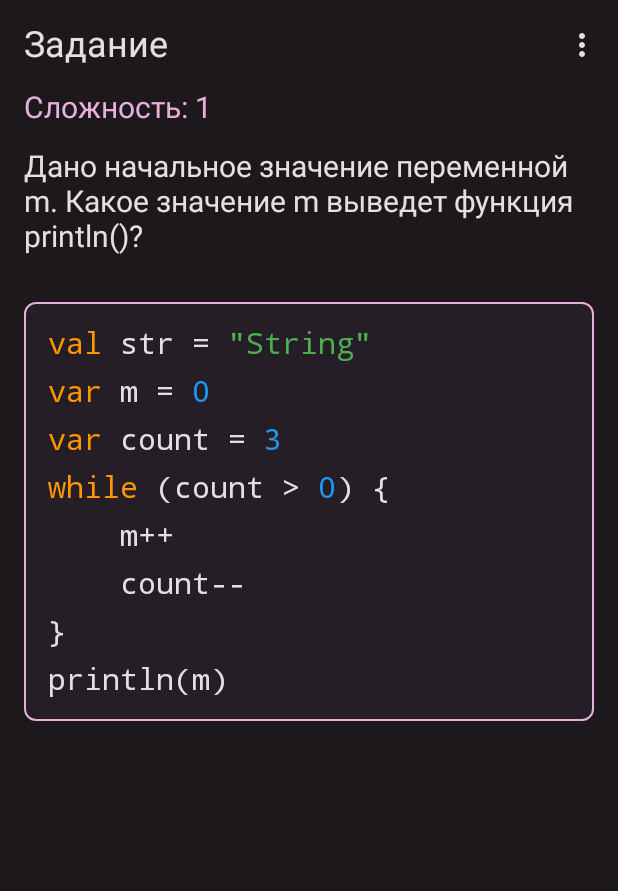
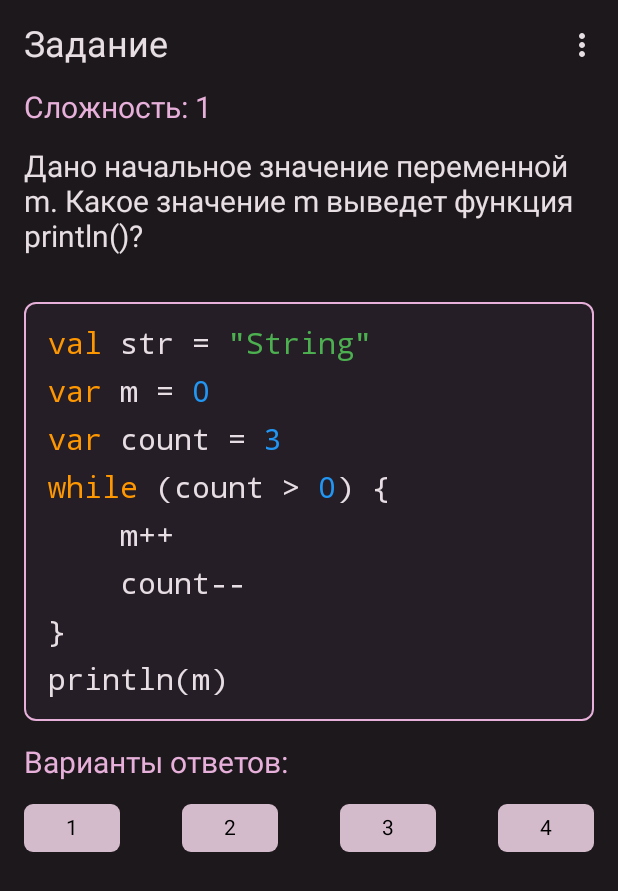
Before and after one commit to vladalexeco/Lazy_Programmer_Alarm_Clock, an Android app built with Jetpack Compose: the @Preview function AlarmTaskScreenPreview, on a phone screen of 412 x 824 dp. Shown: the top 891 px of the screen. Run offline under Robolectric (Android 15) with nearby library versions, the phone set to English and light mode, and no system bars.

Commit message:
Created views for AlarmTaskScreen

```diff
--- a/app/src/main/java/ru/vladalexeco/lazyprogrammer/core/util/util_functions/BuildColorString.kt
+++ b/app/src/main/java/ru/vladalexeco/lazyprogrammer/core/util/util_functions/BuildColorString.kt
@@ -1,7 +1,59 @@
 package ru.vladalexeco.lazyprogrammer.core.util.util_functions
 
+import androidx.compose.ui.graphics.Color
 import androidx.compose.ui.text.AnnotatedString
+import androidx.compose.ui.text.SpanStyle
+import androidx.compose.ui.text.buildAnnotatedString
+import androidx.compose.ui.text.withStyle
 
-fun buildColoredString(language: String): AnnotatedString {
-    return AnnotatedString(text = "Hello world")
+fun buildColoredString(language: String, codeText: String): AnnotatedString = buildAnnotatedString {
+
+    val languageKeywords = when {
+        language == "kotlin" -> listOf("val", "var", "fun", "class", "object", "interface",
+            "if", "else", "for", "while", "when", "do", "return", "break", "continue", "true",
+            "false", "null", "this", "super", "in", "is", "as", "try", "catch", "finally",
+            "throw", "import", "package", "out", "by", "constructor", "delegate",
+            "dynamic", "field", "file", "get", "set", "init", "lateinit", "data",
+            "sealed", "inner", "override", "abstract", "private", "protected",
+            "public", "open", "final", "vararg", "suspend", "inline", "noinline",
+            "crossinline", "reified", "typealias", "companion", "const", "operator",
+            "infix", "external", "tailrec", "enum", "annotation")
+
+        else -> emptyList()
+    }
+
+    val keywordRegex = Regex("\\b(${languageKeywords.joinToString("|")})\\b")
+    val stringLiteralRegex = Regex("(\"[^\"]*\"|'[^']*')")
+    val numberRegex = Regex("-?\\d+(\\.\\d+)?")
+
+    var lastIndex = 0
+
+    val matches = mutableListOf<MatchResult>()
+    matches.addAll(stringLiteralRegex.findAll(codeText))
+    matches.addAll(keywordRegex.findAll(codeText))
+    matches.addAll(numberRegex.findAll(codeText))
+
+    val sortedMatches = matches.distinctBy { it.range }.sortedBy { it.range.first }
+
+    sortedMatches.forEach { matchResult ->
+        append(codeText.substring(lastIndex, matchResult.range.first))
+
+        val style = when  {
+            keywordRegex.matches(matchResult.value) -> SpanStyle(color = Color(0xFFFF9800))
+            stringLiteralRegex.matches(matchResult.value) -> SpanStyle(color = Color(0xFF4CAF50))
+            numberRegex.matches(matchResult.value) -> SpanStyle(color = Color(0xFF2196F3))
+            else -> SpanStyle(color = Color(0xFFE6DEE3))
+        }
+
+        withStyle(style) {
+            append(matchResult.value)
+        }
+
+        lastIndex = matchResult.range.last + 1
+    }
+
+
+    if (lastIndex < codeText.length) {
+        append(codeText.substring(lastIndex))
+    }
 }
--- a/app/src/main/java/ru/vladalexeco/lazyprogrammer/presentation/ui/screens/AlarmTaskScreen.kt
+++ b/app/src/main/java/ru/vladalexeco/lazyprogrammer/presentation/ui/screens/AlarmTaskScreen.kt
@@ -26,11 +26,14 @@ import androidx.compose.ui.tooling.preview.Preview
 import androidx.compose.ui.unit.dp
 import androidx.compose.ui.unit.sp
 import ru.vladalexeco.lazyprogrammer.R
+import ru.vladalexeco.lazyprogrammer.core.util.util_functions.buildColoredString
 import ru.vladalexeco.lazyprogrammer.domain.AlarmTask
 import ru.vladalexeco.lazyprogrammer.presentation.ui.theme.AccentColor
 import ru.vladalexeco.lazyprogrammer.presentation.ui.theme.BackgroundColor
 import ru.vladalexeco.lazyprogrammer.presentation.ui.theme.CardColor
 import ru.vladalexeco.lazyprogrammer.presentation.ui.theme.MainTextColor
+import ru.vladalexeco.lazyprogrammer.presentation.ui.views.alarm_task_screen.ButtonChoice
+import ru.vladalexeco.lazyprogrammer.presentation.ui.views.alarm_task_screen.ButtonChoiceRow
 
 @Composable
 fun AlarmTaskScreen() {
@@ -49,54 +52,10 @@ fun AlarmTaskScreen() {
         complexity = 1
     )
 
-    val codeText = alarmTask.code
-
-    val annotatedCode = buildAnnotatedString {
-        val languageKeywords = listOf("val", "var", "fun", "class", "object", "interface", "if", "else", "for",
-            "while", "when", "do", "return", "break", "continue", "true", "false",
-            "null", "this", "super", "in", "is", "as", "try", "catch", "finally",
-            "throw", "import", "package", "out", "by", "constructor", "delegate",
-            "dynamic", "field", "file", "get", "set", "init", "lateinit", "data",
-            "sealed", "inner", "override", "abstract", "private", "protected",
-            "public", "open", "final", "vararg", "suspend", "inline", "noinline",
-            "crossinline", "reified", "typealias", "companion", "const", "operator",
-            "infix", "external", "tailrec", "enum", "annotation")
-
-        val keywordRegex = Regex("\\b(${languageKeywords.joinToString("|")})\\b")
-        val stringLiteralRegex = Regex("(\"[^\"]*\"|'[^']*')")
-        val numberRegex = Regex("-?\\d+(\\.\\d+)?")
-
-        var lastIndex = 0
-
-        val matches = mutableListOf<MatchResult>()
-        matches.addAll(stringLiteralRegex.findAll(codeText))
-        matches.addAll(keywordRegex.findAll(codeText))
-        matches.addAll(numberRegex.findAll(codeText))
-
-        val sortedMatches = matches.distinctBy { it.range }.sortedBy { it.range.first }
-
-        sortedMatches.forEach { matchResult ->
-            append(codeText.substring(lastIndex, matchResult.range.first))
-
-            val style = when  {
-                keywordRegex.matches(matchResult.value) -> SpanStyle(color = Color(0xFFFF9800)) // Оранжевый для ключевых слов
-                stringLiteralRegex.matches(matchResult.value) -> SpanStyle(color = Color(0xFF4CAF50)) // Зеленый для строковых литералов
-                numberRegex.matches(matchResult.value) -> SpanStyle(color = Color(0xFF2196F3))
-                else -> SpanStyle(color = Color(0xFFE6DEE3))
-            }
-
-            withStyle(style) {
-                append(matchResult.value)
-            }
-
-            lastIndex = matchResult.range.last + 1
-        }
-
-
-        if (lastIndex < codeText.length) {
-            append(codeText.substring(lastIndex))
-        }
-    }
+    val annotatedCode = buildColoredString(
+        language = "kotlin",
+        codeText = alarmTask.code
+    )
 
     Column(
         modifier = Modifier
@@ -159,6 +118,18 @@ fun AlarmTaskScreen() {
                 )
             )
         }
+
+        Text(
+            modifier = Modifier.padding(start = 16.dp, bottom = 16.dp),
+            text = "Варианты ответов:",
+            style = TextStyle(color = AccentColor, fontSize = 20.sp)
+        )
+
+        ButtonChoiceRow(
+            modifier = Modifier.padding(horizontal = 16.dp),
+            options = alarmTask.choiceOptions,
+            rightAnswerIndex = alarmTask.rightAnswer
+        )
     }
 }
 
--- /dev/null
+++ b/app/src/main/java/ru/vladalexeco/lazyprogrammer/presentation/ui/views/alarm_task_screen/ButtonChoiceRow.kt
@@ -0,0 +1,92 @@
+package ru.vladalexeco.lazyprogrammer.presentation.ui.views.alarm_task_screen
+
+import android.util.Log
+import androidx.compose.foundation.background
+import androidx.compose.foundation.clickable
+import androidx.compose.foundation.layout.Arrangement
+import androidx.compose.foundation.layout.Box
+import androidx.compose.foundation.layout.fillMaxWidth
+import androidx.compose.foundation.layout.size
+import androidx.compose.foundation.lazy.LazyRow
+import androidx.compose.foundation.lazy.itemsIndexed
+import androidx.compose.foundation.shape.RoundedCornerShape
+import androidx.compose.material3.Button
+import androidx.compose.material3.Text
+import androidx.compose.runtime.Composable
+import androidx.compose.ui.Alignment
+import androidx.compose.ui.Modifier
+import androidx.compose.ui.graphics.Color
+import androidx.compose.ui.tooling.preview.Preview
+import androidx.compose.ui.unit.Dp
+import androidx.compose.ui.unit.dp
+import ru.vladalexeco.lazyprogrammer.presentation.ui.theme.LightTextColor
+
+@Composable
+fun ButtonChoiceRow(
+    modifier: Modifier = Modifier,
+    options: List<String>,
+    rightAnswerIndex: Int
+) {
+    LazyRow(
+        modifier = modifier
+            .fillMaxWidth(),
+        horizontalArrangement = Arrangement.SpaceBetween
+    ) {
+        itemsIndexed(options) { index, option ->
+            ButtonChoice(
+                color = LightTextColor,
+                width = 64.dp,
+                height = 32.dp,
+                text = option,
+                onClick = {
+                    if (index == rightAnswerIndex) {
+
+                    } else {
+
+                    }
+                }
+            )
+        }
+    }
+}
+
+@Composable
+@Preview(showBackground = true)
+fun ButtonChoiceRowPreview() {
+    ButtonChoiceRow(
+        options = listOf("1", "2", "3", "4"),
+        rightAnswerIndex = 2
+    )
+}
+
+@Composable
+fun ButtonChoice(
+    modifier: Modifier = Modifier,
+    onClick: () -> Unit,
+    color: Color,
+    width: Dp,
+    height: Dp,
+    text: String
+) {
+    Box(
+        modifier = modifier
+            .size(width = width, height = height)
+            .background(color = color, shape = RoundedCornerShape(6.dp))
+            .clickable { onClick.invoke() },
+        contentAlignment = Alignment.Center
+    ) {
+        Text(text = text)
+    }
+}
+
+@Composable
+@Preview(showBackground = true)
+fun ButtonChoicePreview() {
+    ButtonChoice(
+        color = LightTextColor,
+        width = 64.dp,
+        height = 32.dp,
+        text = "1",
+        onClick = {}
+    )
+}
```
